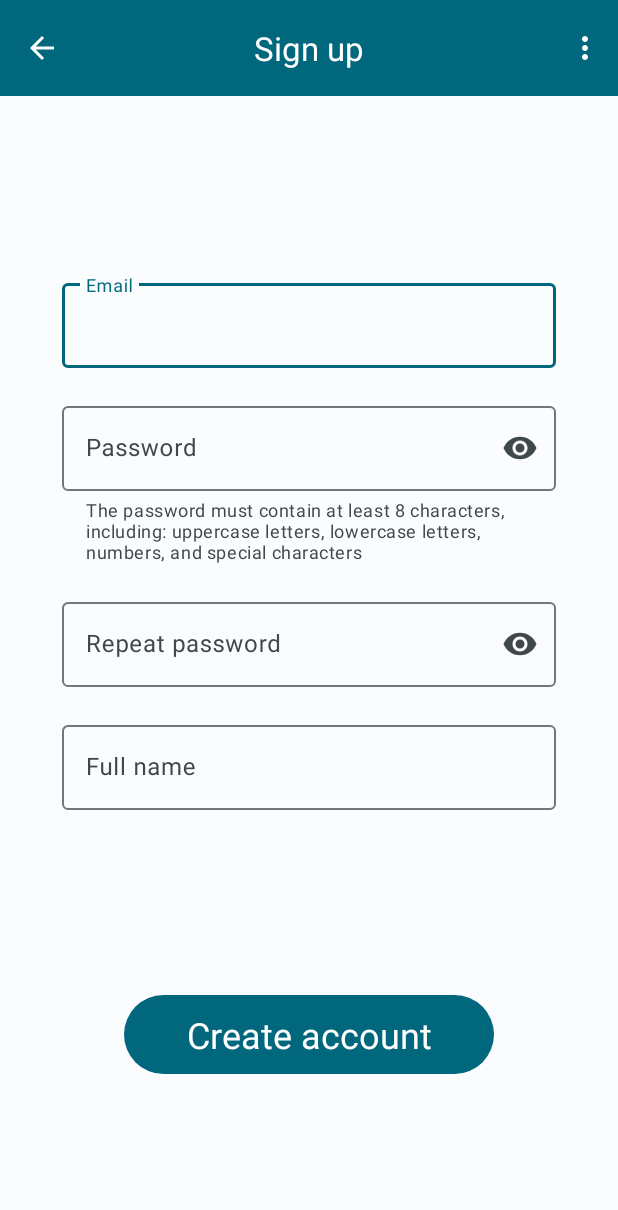
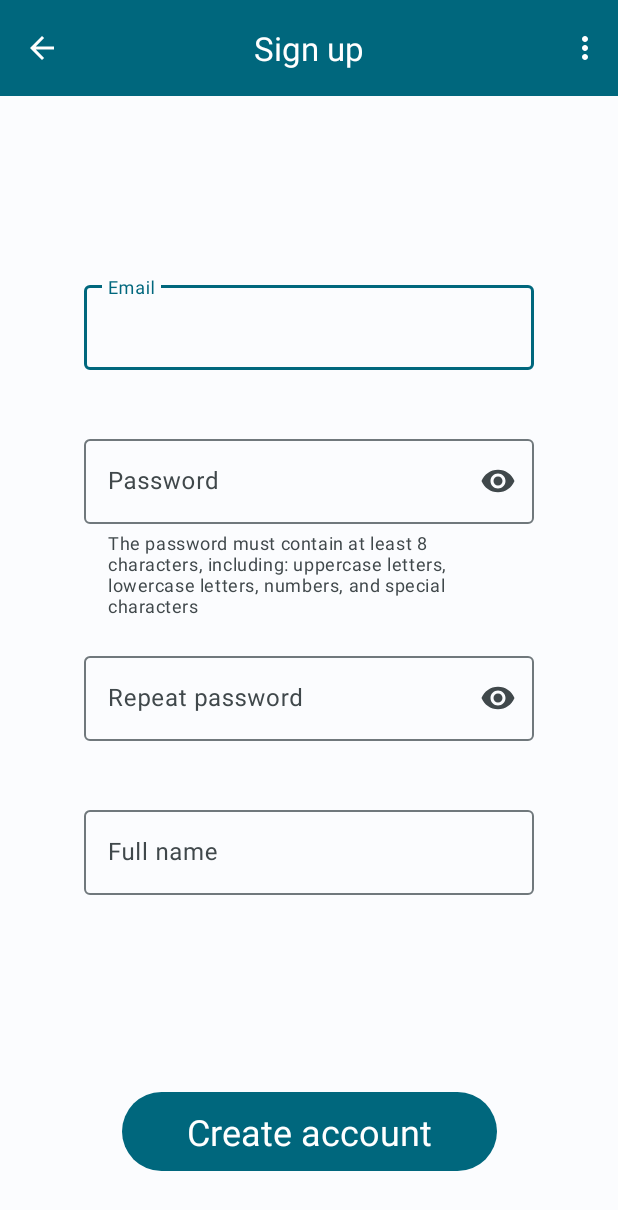
Before and after one commit to JavierJordanLuque/HealthTrackR, an Android app: the SignUpActivity screen opened directly, with no data from a screen before it, on a phone screen of 412 x 824 dp. Shown: the top 1210 px of the screen. Run offline under Robolectric (Android 15) with nearby library versions, the phone set to English and light mode, and no system bars.

Commit message:
Modified activity_authentication.xml and activity_sign_up.xml
Modified activity_authentication.xml, which now displays correctly
regardless of the device's orientation

Modified activity_sign_up.xml, which now displays correctly regardless
of the device's orientation and uses a nested scroll view

```diff
--- a/HealthTrackR/app/src/main/AndroidManifest.xml
+++ b/HealthTrackR/app/src/main/AndroidManifest.xml
@@ -17,8 +17,7 @@
         tools:targetApi="31">
         <activity
             android:name=".ui.AuthenticationActivity"
-            android:exported="true"
-            android:screenOrientation="portrait">
+            android:exported="true">
             <intent-filter>
                 <action android:name="android.intent.action.MAIN" />
                 <category android:name="android.intent.category.LAUNCHER" />
@@ -27,7 +26,6 @@
         <activity
             android:name=".ui.SignUpActivity"
             android:exported="false"
-            android:screenOrientation="portrait"
             android:parentActivityName=".ui.AuthenticationActivity"/>
 
         <receiver
--- a/HealthTrackR/app/src/main/java/com/javierjordanluque/healthtrackr/ui/SignUpActivity.java
+++ b/HealthTrackR/app/src/main/java/com/javierjordanluque/healthtrackr/ui/SignUpActivity.java
@@ -5,7 +5,6 @@ import androidx.appcompat.app.AppCompatActivity;
 import android.os.Bundle;
 import android.view.Menu;
 
-import com.google.android.material.appbar.AppBarLayout;
 import com.google.android.material.appbar.MaterialToolbar;
 import com.javierjordanluque.healthtrackr.R;
 
@@ -16,8 +15,7 @@ public class SignUpActivity extends AppCompatActivity {
         super.onCreate(savedInstanceState);
         setContentView(R.layout.activity_sign_up);
 
-        AppBarLayout appBarLayout = findViewById(R.id.appBarLayout);
-        MaterialToolbar toolbar = (MaterialToolbar) appBarLayout.getChildAt(0);
+        MaterialToolbar toolbar = findViewById(R.id.toolbar);
 
         setSupportActionBar(toolbar);
 
--- a/HealthTrackR/app/src/main/res/layout/activity_authentication.xml
+++ b/HealthTrackR/app/src/main/res/layout/activity_authentication.xml
@@ -14,8 +14,8 @@
         android:contentDescription="@string/content_description_app_icon"
         app:layout_constraintBottom_toTopOf="@+id/hAppIconGuidelineEnd"
         app:layout_constraintDimensionRatio="W,1:1"
-        app:layout_constraintEnd_toStartOf="@+id/vLargeButtonGuidelineEnd"
-        app:layout_constraintStart_toStartOf="@+id/vLargeButtonGuidelineStart"
+        app:layout_constraintEnd_toEndOf="parent"
+        app:layout_constraintStart_toStartOf="parent"
         app:layout_constraintTop_toTopOf="@+id/hAppIconGuidelineStart"
         app:layout_constraintVertical_bias="0.1"
         app:srcCompat="@mipmap/ic_launcher_foreground" />
@@ -35,36 +35,22 @@
     <Button
         android:id="@+id/buttonSignIn"
         style="@style/Widget.HealthTrackR.LargeButton"
-        android:layout_width="0dp"
-        android:layout_height="wrap_content"
         android:text="@string/authentication_sign_in"
         app:layout_constraintBottom_toBottomOf="parent"
-        app:layout_constraintEnd_toStartOf="@+id/vLargeButtonGuidelineEnd"
-        app:layout_constraintStart_toStartOf="@+id/vLargeButtonGuidelineStart"
+        app:layout_constraintEnd_toEndOf="parent"
+        app:layout_constraintStart_toStartOf="parent"
         app:layout_constraintTop_toBottomOf="@+id/textViewAppName"
         app:layout_constraintVertical_bias="0.25" />
 
     <Button
         android:id="@+id/buttonSignUp"
         style="@style/Widget.HealthTrackR.LargeButton"
-        android:layout_width="0dp"
-        android:layout_height="wrap_content"
         android:text="@string/authentication_sign_up"
         app:layout_constraintBottom_toBottomOf="parent"
-        app:layout_constraintEnd_toStartOf="@+id/vLargeButtonGuidelineEnd"
-        app:layout_constraintStart_toStartOf="@+id/vLargeButtonGuidelineStart"
-        app:layout_constraintTop_toBottomOf="@+id/textViewAppName"
-        app:layout_constraintVertical_bias="0.5" />
-
-    <androidx.constraintlayout.widget.Guideline
-        android:id="@+id/vLargeButtonGuidelineStart"
-        style="@style/vLargeButtonGuidelineStart"
-        android:orientation="vertical" />
-
-    <androidx.constraintlayout.widget.Guideline
-        android:id="@+id/vLargeButtonGuidelineEnd"
-        style="@style/vLargeButtonGuidelineEnd"
-        android:orientation="vertical" />
+        app:layout_constraintEnd_toEndOf="parent"
+        app:layout_constraintStart_toStartOf="parent"
+        app:layout_constraintTop_toBottomOf="@+id/buttonSignIn"
+        app:layout_constraintVertical_bias="0.25" />
 
     <androidx.constraintlayout.widget.Guideline
         android:id="@+id/hAppIconGuidelineStart"
--- a/HealthTrackR/app/src/main/res/layout/activity_sign_up.xml
+++ b/HealthTrackR/app/src/main/res/layout/activity_sign_up.xml
@@ -6,36 +6,49 @@
     android:layout_height="match_parent"
     tools:context=".ui.SignUpActivity">
 
+    <com.google.android.material.appbar.AppBarLayout
+        android:id="@+id/appBarLayout"
+        android:layout_width="match_parent"
+        android:layout_height="wrap_content"
+        app:layout_constraintBottom_toBottomOf="parent"
+        app:layout_constraintTop_toTopOf="parent"
+        app:layout_constraintVertical_bias="0.0">
+
         <include
-        android:id="@+id/appBarLayout"
+            android:id="@+id/toolbar"
             layout="@layout/toolbar"
             app:layout_constraintEnd_toEndOf="parent"
             app:layout_constraintStart_toStartOf="parent"
             app:layout_constraintTop_toTopOf="parent" />
 
-    <androidx.constraintlayout.widget.ConstraintLayout
-        android:id="@+id/signUpFormConstraintLayout"
+    </com.google.android.material.appbar.AppBarLayout>
+
+    <androidx.core.widget.NestedScrollView
+        android:layout_width="match_parent"
+        android:layout_height="0dp"
+        android:fillViewport="true"
+        android:descendantFocusability="afterDescendants"
+        app:layout_constraintTop_toBottomOf="@id/appBarLayout"
+        app:layout_constraintBottom_toBottomOf="parent"
+        app:layout_constraintStart_toStartOf="parent"
+        app:layout_constraintEnd_toEndOf="parent">
+
+        <LinearLayout
             android:layout_width="match_parent"
             android:layout_height="wrap_content"
-        app:layout_constraintBottom_toTopOf="@+id/buttonSignUp"
-        app:layout_constraintEnd_toEndOf="parent"
-        app:layout_constraintStart_toStartOf="parent"
-        app:layout_constraintTop_toBottomOf="@+id/appBarLayout">
+            android:orientation="vertical"
+            android:gravity="center_vertical"
+            android:paddingTop="@dimen/linear_layout_padding_top"
+            android:paddingBottom="@dimen/linear_layout_padding_bottom">
 
             <com.google.android.material.textfield.TextInputLayout
                 android:id="@+id/emailTextField"
-            android:layout_width="0dp"
-            android:layout_height="wrap_content"
-            app:layout_constraintBottom_toBottomOf="parent"
-            app:layout_constraintEnd_toStartOf="@+id/vMarginGuidelineEnd"
-            app:layout_constraintHorizontal_bias="0.0"
-            app:layout_constraintStart_toStartOf="@+id/vMarginGuidelineStart"
-            app:layout_constraintTop_toTopOf="parent"
-            app:layout_constraintVertical_bias="0.0">
+                style="@style/Widget.HealthTrackR.TextInputLayout.OutlinedBox">
 
                 <com.google.android.material.textfield.TextInputEditText
                     android:layout_width="match_parent"
                     android:layout_height="wrap_content"
+                    android:maxLength="320"
                     android:autofillHints="emailAddress"
                     android:hint="@string/authentication_email"
                     android:inputType="textEmailAddress" />
@@ -43,20 +56,16 @@
 
             <com.google.android.material.textfield.TextInputLayout
                 android:id="@+id/passwordTextField"
-            android:layout_width="0dp"
-            android:layout_height="wrap_content"
-            android:layout_marginTop="20dp"
+                style="@style/Widget.HealthTrackR.TextInputLayout.OutlinedBox"
                 app:endIconContentDescription="@string/content_description_show_password"
                 app:endIconMode="password_toggle"
                 app:helperText="@string/authentication_password_requirements"
-            app:helperTextEnabled="true"
-            app:layout_constraintEnd_toStartOf="@+id/vMarginGuidelineEnd"
-            app:layout_constraintStart_toStartOf="@+id/vMarginGuidelineStart"
-            app:layout_constraintTop_toBottomOf="@+id/emailTextField">
+                app:helperTextEnabled="true">
 
                 <com.google.android.material.textfield.TextInputEditText
                     android:layout_width="match_parent"
                     android:layout_height="wrap_content"
+                    android:maxLength="100"
                     android:autofillHints="password"
                     android:hint="@string/authentication_password"
                     android:inputType="textPassword" />
@@ -64,18 +73,14 @@
 
             <com.google.android.material.textfield.TextInputLayout
                 android:id="@+id/repeatPasswordTextField"
-            android:layout_width="0dp"
-            android:layout_height="wrap_content"
-            android:layout_marginTop="20dp"
+                style="@style/Widget.HealthTrackR.TextInputLayout.OutlinedBox"
                 app:endIconContentDescription="@string/content_description_show_password"
-            app:endIconMode="password_toggle"
-            app:layout_constraintEnd_toStartOf="@+id/vMarginGuidelineEnd"
-            app:layout_constraintStart_toStartOf="@+id/vMarginGuidelineStart"
-            app:layout_constraintTop_toBottomOf="@+id/passwordTextField">
+                app:endIconMode="password_toggle">
 
                 <com.google.android.material.textfield.TextInputEditText
                     android:layout_width="match_parent"
                     android:layout_height="wrap_content"
+                    android:maxLength="100"
                     android:autofillHints="password"
                     android:hint="@string/authentication_repeat_password"
                     android:inputType="textPassword" />
@@ -83,58 +88,33 @@
 
             <com.google.android.material.textfield.TextInputLayout
                 android:id="@+id/fullNameTextField"
-            android:layout_width="0dp"
-            android:layout_height="wrap_content"
-            android:layout_marginTop="20dp"
-            app:layout_constraintEnd_toStartOf="@+id/vMarginGuidelineEnd"
-            app:layout_constraintStart_toStartOf="@+id/vMarginGuidelineStart"
-            app:layout_constraintTop_toBottomOf="@+id/repeatPasswordTextField">
+                style="@style/Widget.HealthTrackR.TextInputLayout.OutlinedBox">
 
                 <com.google.android.material.textfield.TextInputEditText
                     android:layout_width="match_parent"
                     android:layout_height="wrap_content"
+                    android:maxLength="100"
                     android:autofillHints="name"
                     android:hint="@string/authentication_full_name"
                     android:inputType="text" />
             </com.google.android.material.textfield.TextInputLayout>
 
-        <androidx.constraintlayout.widget.Guideline
-            android:id="@+id/vMarginGuidelineStart"
-            style="@style/vMarginGuidelineStart"
-            android:orientation="vertical" />
+        </LinearLayout>
 
-        <androidx.constraintlayout.widget.Guideline
-            android:id="@+id/vMarginGuidelineEnd"
-            style="@style/vMarginGuidelineEnd"
-            android:orientation="vertical" />
-
-    </androidx.constraintlayout.widget.ConstraintLayout>
+    </androidx.core.widget.NestedScrollView>
 
     <Button
         android:id="@+id/buttonSignUp"
         style="@style/Widget.HealthTrackR.LargeButton"
-        android:layout_width="0dp"
-        android:layout_height="wrap_content"
         android:text="@string/authentication_create_account"
         app:layout_constraintBottom_toBottomOf="parent"
-        app:layout_constraintEnd_toStartOf="@+id/vLargeButtonGuidelineEnd"
-        app:layout_constraintStart_toStartOf="@+id/vLargeButtonGuidelineStart"
-        app:layout_constraintTop_toTopOf="@+id/hLargeButtonGuidelineStart"
-        app:layout_constraintVertical_bias="0.0" />
-
-    <androidx.constraintlayout.widget.Guideline
-        android:id="@+id/vLargeButtonGuidelineStart"
-        style="@style/vLargeButtonGuidelineStart"
-        android:orientation="vertical" />
-
-    <androidx.constraintlayout.widget.Guideline
-        android:id="@+id/vLargeButtonGuidelineEnd"
-        style="@style/vLargeButtonGuidelineEnd"
-        android:orientation="vertical" />
+        app:layout_constraintEnd_toEndOf="parent"
+        app:layout_constraintStart_toStartOf="parent"
+        app:layout_constraintTop_toTopOf="@+id/hLargeButtonGuidelineStart" />
 
     <androidx.constraintlayout.widget.Guideline
         android:id="@+id/hLargeButtonGuidelineStart"
-        style="@style/hLargeButtonGuidelineStart"
+        style="@style/hLargeButtonGuideline"
         android:orientation="horizontal" />
 
 </androidx.constraintlayout.widget.ConstraintLayout>
--- a/HealthTrackR/app/src/main/res/layout/toolbar.xml
+++ b/HealthTrackR/app/src/main/res/layout/toolbar.xml
@@ -1,9 +1,5 @@
 <?xml version="1.0" encoding="utf-8"?>
-<com.google.android.material.appbar.AppBarLayout xmlns:android="http://schemas.android.com/apk/res/android"
-    android:layout_width="match_parent"
-    android:layout_height="wrap_content">
-
-    <com.google.android.material.appbar.MaterialToolbar
+<com.google.android.material.appbar.MaterialToolbar xmlns:android="http://schemas.android.com/apk/res/android"
     android:layout_width="match_parent"
     android:layout_height="wrap_content"
     android:minHeight="?attr/actionBarSize"
@@ -13,5 +9,3 @@
     android:popupTheme="@style/ThemeOverlay.Material3.Light">
 
 </com.google.android.material.appbar.MaterialToolbar>
-
-</com.google.android.material.appbar.AppBarLayout>
--- a/HealthTrackR/app/src/main/res/values/button_styles.xml
+++ /dev/null
@@ -1,8 +0,0 @@
-<?xml version="1.0" encoding="utf-8"?>
-<resources>
-    <style name="Widget.HealthTrackR.LargeButton" parent="Widget.Material3.Button">
-        <item name="android:textAppearance">?attr/textAppearanceHeadlineSmall</item>
-        <item name="android:paddingBottom">@dimen/large_btn_padding_bottom</item>
-        <item name="android:paddingTop">@dimen/large_btn_padding_top</item>
-    </style>
-</resources>
--- a/HealthTrackR/app/src/main/res/values/dimensions.xml
+++ b/HealthTrackR/app/src/main/res/values/dimensions.xml
@@ -1,6 +1,19 @@
 <?xml version="1.0" encoding="utf-8"?>
 <resources>
     <dimen name="toolbar_elevation">4dp</dimen>
+
+    <dimen name="large_btn_width">250dp</dimen>
     <dimen name="large_btn_padding_bottom">10dp</dimen>
     <dimen name="large_btn_padding_top">10dp</dimen>
+    <dimen name="large_btn_elevation">2dp</dimen>
+    <dimen name="large_btn_hGuideline">100dp</dimen>
+
+    <dimen name="text_field_width">300dp</dimen>
+    <dimen name="text_field_margin_top">20dp</dimen>
+    <dimen name="text_field_max_length_long">320</dimen>
+    <dimen name="text_field_max_length_medium">100</dimen>
+    <dimen name="text_field_max_length_short">50</dimen>
+
+    <dimen name="linear_layout_padding_top">20dp</dimen>
+    <dimen name="linear_layout_padding_bottom">125dp</dimen>
 </resources>
--- a/HealthTrackR/app/src/main/res/values/global_styles.xml
+++ b/HealthTrackR/app/src/main/res/values/global_styles.xml
@@ -8,4 +8,22 @@
         <item name="titleCentered">true</item>
         <item name="android:colorControlNormal">?attr/colorOnPrimary</item>
     </style>
+
+    <style name="Widget.HealthTrackR.LargeButton" parent="Widget.Material3.Button">
+        <item name="android:layout_width">@dimen/large_btn_width</item>
+        <item name="android:layout_height">wrap_content</item>
+        <item name="android:textAppearance">?attr/textAppearanceHeadlineSmall</item>
+        <item name="android:paddingBottom">@dimen/large_btn_padding_bottom</item>
+        <item name="android:paddingTop">@dimen/large_btn_padding_top</item>
+        <item name="android:elevation">@dimen/large_btn_elevation</item>
+        <item name="layout_constraintVertical_bias">0.0</item>
+    </style>
+
+    <style name="Widget.HealthTrackR.TextInputLayout.OutlinedBox" parent="Widget.Material3.TextInputLayout.OutlinedBox">
+        <item name="android:layout_width">@dimen/text_field_width</item>
+        <item name="android:layout_height">wrap_content</item>
+        <item name="android:layout_gravity">center</item>
+        <item name="android:layout_marginTop">@dimen/text_field_margin_top</item>
+        <item name="errorEnabled">true</item>
+    </style>
 </resources>
--- a/HealthTrackR/app/src/main/res/values/guideline_styles.xml
+++ b/HealthTrackR/app/src/main/res/values/guideline_styles.xml
@@ -14,11 +14,11 @@
         <item name="layout_constraintGuide_percent">0.8</item>
     </style>
 
-    <style name="hLargeButtonGuidelineStart">
+    <style name="hLargeButtonGuideline">
         <item name="android:layout_width">wrap_content</item>
         <item name="android:layout_height">wrap_content</item>
         <item name="android:orientation">horizontal</item>
-        <item name="layout_constraintGuide_percent">0.8</item>
+        <item name="layout_constraintGuide_end">@dimen/large_btn_hGuideline</item>
     </style>
 
     <style name="vMarginGuidelineStart">
--- a/HealthTrackR/app/src/main/res/values/text_field_styles.xml
+++ /dev/null
@@ -1,2 +0,0 @@
-<?xml version="1.0" encoding="utf-8"?>
-<resources></resources>
```
Lines whose indentation alone changed are shown as unchanged.
